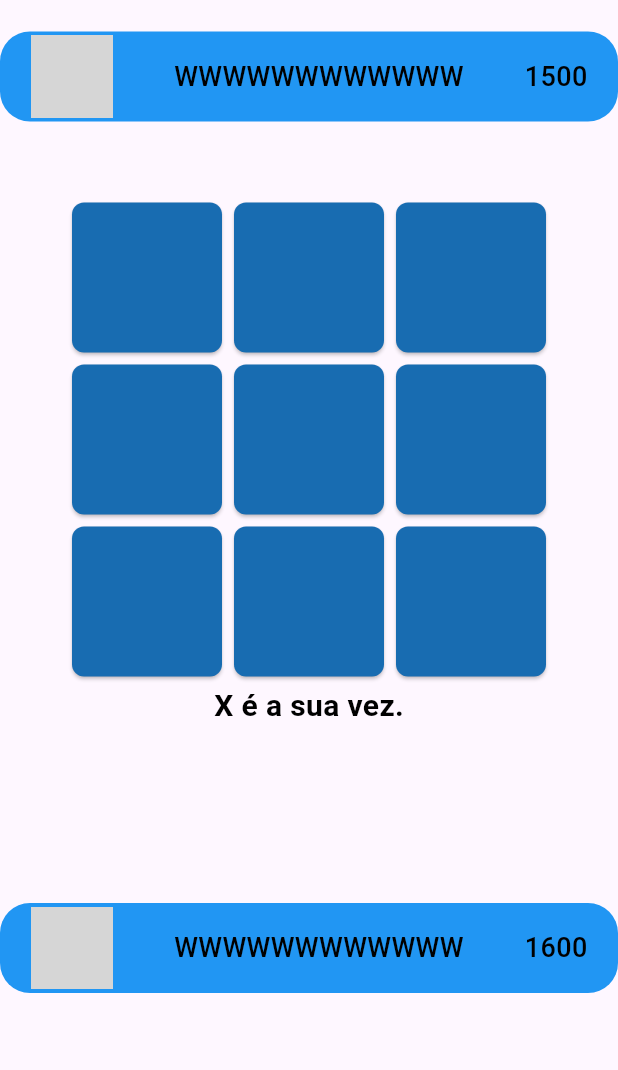
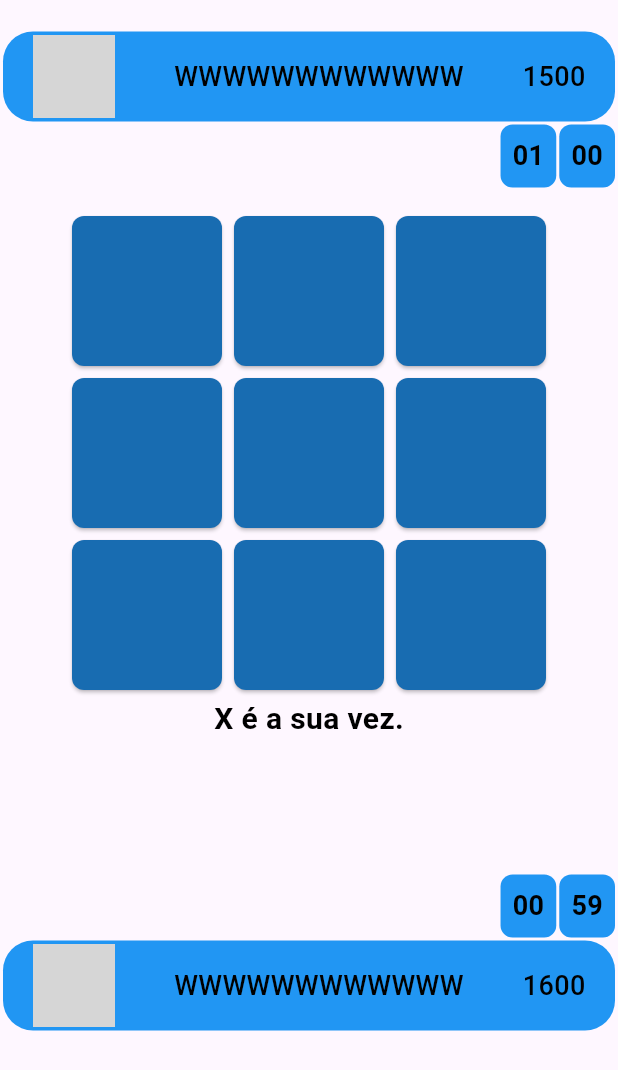
Before and after one commit to thiagocastro1721/jogo_da_velha_on_line, a Flutter app: the MyGame screen opened directly, after a tap on "Bora Jogar!", on a phone screen of 412 x 824 dp. Shown: the top 1070 px of the screen. Run offline on Flutter 3.47's test engine with Material 3 defaults, Android fonts, the phone set to English and light mode, and no system bars; our stand-ins replace flutter_spinkit, image_picker, vibration; Roboto replaces fonts that are missing (Poppins); grey boxes are pictures that could not be loaded.

Commit message:
Cronômetro e Marcador de Pontuação os jogadores.

```diff
--- a/lib/pages/my_game_page.dart
+++ b/lib/pages/my_game_page.dart
@@ -1,3 +1,4 @@
+import 'dart:async';
 import 'package:flutter/material.dart';
 import 'package:vibration/vibration.dart';
 import 'package:flutter_spinkit/flutter_spinkit.dart';
@@ -11,23 +12,48 @@ class MyGame extends StatefulWidget {
 class _MyGameState extends State<MyGame> {
   //Controlador de tela de Loading
   bool isLoading = false;
-  Icon iconCheck = Icon(Icons.check, color: Colors.green);
-  Icon iconClose = Icon(Icons.close, color: Colors.red);
-  List<Icon> marcadorDePontos = [];
+
+  List<Icon> marcadorDePontosP1 = [];
+  List<Icon> marcadorDePontosP2 = [];
+
+  Duration duration = Duration(minutes: 1);
+  Timer? timer;
+
+  Duration secondaryDuration = Duration(minutes: 1);
+  Timer? secondaryTimer;
+
+  Duration defaultDuration = Duration(seconds: 60);
+
+  bool isPaused = false;
+  bool isSecondaryPaused = false;
 
   Icon? iconeVitoria;
 
-  void incrementarIcone() {
+  void incrementarIconeP1() {
     setState(() {
       iconeVitoria = Icon(Icons.check, color: Colors.green);
-      marcadorDePontos.add(iconeVitoria!);
+      marcadorDePontosP1.add(iconeVitoria!);
     });
   }
 
-  void incrementarIconeDerrota() {
+  void incrementarIconeDerrotaP1() {
     setState(() {
       iconeVitoria = Icon(Icons.close, color: Colors.red);
-      marcadorDePontos.add(iconeVitoria!);
+      marcadorDePontosP1.add(iconeVitoria!);
+    });
+  }
+
+    void incrementarIconeP2() {
+    setState(() {
+      iconeVitoria = Icon(Icons.check, color: Colors.green);
+      marcadorDePontosP2.add(iconeVitoria!);
+    });
+  }
+
+  void incrementarIconeDerrotaP2() {
+    setState(() {
+      iconeVitoria = Icon(Icons.close, color: Colors.red);
+      marcadorDePontosP2.add(iconeVitoria!);
     });
   }
 
@@ -46,6 +72,84 @@ class _MyGameState extends State<MyGame> {
   String textoInformativo = '';
   bool jogoIniciado = false;
 
+  //@override
+  //void initState() {
+  //  super.initState();
+  //  startTimer();
+  //}
+
+  void addTime() {
+    final addSeconds = -1;
+    setState(() {
+      final seconds = duration.inSeconds + addSeconds;
+      duration = Duration(seconds: seconds);
+      // Adiciona a lógica para verificar se o tempo chegou a 00
+      if (duration.inSeconds == 0) {
+        textoInformativo = 'Tempo esgotado! Jogo encerrado.';
+        jogoIniciado = false;
+        timer?.cancel();
+      }
+    });
+  }
+
+  void addSecondaryTime() {
+    final addSeconds = -1;
+    setState(() {
+      final seconds = secondaryDuration.inSeconds + addSeconds;
+      secondaryDuration = Duration(seconds: seconds);
+
+      if (secondaryDuration.inSeconds == 0) {
+        // Lógica para o segundo cronômetro
+        textoInformativo = 'Tempo esgotado! Jogo encerrado.';
+        jogoIniciado = false;
+        secondaryTimer?.cancel();
+      }
+    });
+  }
+
+  void startTimer({Duration? duration}) {
+    timer = Timer.periodic(Duration(seconds: 1), (_) => addTime());
+    setState(() {
+      duration = Duration(seconds: 60);
+    });
+  }
+
+  void startSecondaryTimer({Duration? secondaryDuration}) {
+    secondaryTimer =
+        Timer.periodic(Duration(seconds: 1), (_) => addSecondaryTime());
+    setState(() {
+      secondaryDuration = Duration(seconds: 60);
+    });
+  }
+
+  void pauseGame() {
+    setState(() {
+      isPaused = true;
+      timer?.cancel();
+    });
+  }
+
+  void resumeGame() {
+    setState(() {
+      isPaused = false;
+      startTimer();
+    });
+  }
+
+  void pauseSecondaryGame() {
+    setState(() {
+      isSecondaryPaused = true;
+      secondaryTimer?.cancel();
+    });
+  }
+
+  void resumeSecondaryGame() {
+    setState(() {
+      isSecondaryPaused = false;
+      startSecondaryTimer();
+    });
+  }
+
   @override
   Widget build(BuildContext context) => isLoading
       ? const LoadingPage()
@@ -54,7 +158,7 @@ class _MyGameState extends State<MyGame> {
             children: [
               Padding(
                 padding: const EdgeInsets.only(
-                    top: 21, bottom: 50), // Adiciona padding superior de 21
+                    top: 21, bottom: 2, right: 2, left: 2), // Adiciona padding superior de 21
                 child: Container(
                   height: 60,
                   decoration: const BoxDecoration(
@@ -103,6 +207,17 @@ class _MyGameState extends State<MyGame> {
                       ),
                     ],
                   ),
+                ),
+              ),
+              Padding(
+                padding: const EdgeInsets.only(top: 0, bottom: 15, right: 2),
+                child: Row(
+                  //mainAxisAlignment: MainAxisAlignment.end,
+                  children: [
+                    ...marcadorDePontosP2,
+                    Spacer(),
+                    buildSecondaryTime(),
+                  ],
                 ),
               ),
               Column(
@@ -163,17 +278,28 @@ class _MyGameState extends State<MyGame> {
                   ),
                 ],
               ),
+              //Padding(
+              //  padding: const EdgeInsets.only(left:130),
+              //  child: Row(
+              //    children: [
+              //      buildTime(),
+              //    ],
+              //  ),
+              //),
               Padding(
-                padding: const EdgeInsets.only(top: 58, bottom: 0),
+                padding: const EdgeInsets.only(top: 30, bottom: 0, right: 2),
                 child: Row(
+                  //mainAxisAlignment: MainAxisAlignment.end,
                   children: [
-                    ...marcadorDePontos,
+                    ...marcadorDePontosP1,
+                    Spacer(),
+                    buildTime(),
                   ],
                 ),
               ),
               Padding(
                 padding: const EdgeInsets.only(
-                    top: 0, bottom: 21), // Adiciona padding inferior de 30
+                    top: 0, bottom: 0, right: 2, left: 2), // Adiciona padding inferior de 30
                 child: Container(
                   height: 60,
                   width: double.infinity,
@@ -282,6 +408,7 @@ class _MyGameState extends State<MyGame> {
             grade = List.generate(3, (i) => List.filled(3, ''));
             jogadorAtual = 'X';
             textoInformativo = '$jogadorAtual é a sua vez.';
+            startTimer();
           });
         },
         style: ElevatedButton.styleFrom(
@@ -307,20 +434,31 @@ class _MyGameState extends State<MyGame> {
       Vibration.vibrate();
       textoInformativo = '$jogadorAtual Venceu!';
       if (jogadorAtual == 'X') {
-        incrementarIcone();
+        incrementarIconeP1();
+        incrementarIconeDerrotaP2();
       } else {
-        incrementarIconeDerrota();
+        incrementarIconeP2();
+        incrementarIconeDerrotaP1();
       }
       jogoIniciado = false;
     } else if (existeVencedor == false && jogadas == 9) {
       textoInformativo = 'Empate! Deu Velha.';
       jogoIniciado = false;
-      incrementarIconeDerrota();
+      incrementarIconeDerrotaP1();
+      incrementarIconeDerrotaP2();
     } else {
       if (jogadorAtual == 'X') {
         jogadorAtual = 'O';
+        pauseGame();
+        if (jogadas == 1) {
+          startSecondaryTimer();
+        } else {
+          resumeSecondaryGame();
+        }
       } else {
         jogadorAtual = 'X';
+        resumeGame();
+        pauseSecondaryGame();
       }
       textoInformativo = '$jogadorAtual é sua vez.';
     }
@@ -380,6 +518,56 @@ class _MyGameState extends State<MyGame> {
 
     return venceu;
   }
+
+  Widget buildTime() {
+    // 9 --> 09 and 11 --> 11
+    String twoDigits(int n) => n.toString().padLeft(2, '0');
+    final minutes = twoDigits(duration.inMinutes.remainder(60));
+    final seconds = twoDigits(duration.inSeconds.remainder(60));
+
+    return  Padding(
+      padding: const EdgeInsets.only(left: 10, bottom: 2), // Adiciona padding inferior de 30
+      child: Row(
+        mainAxisAlignment: MainAxisAlignment.center,
+        children: [
+          buildTimeCard(time: minutes, header: 'MINUTES'),
+          const SizedBox(width: 2),
+          buildTimeCard(time: seconds, header: 'SECONDS'),
+        ],
+      ),
+    );
+  }
+
+  Widget buildSecondaryTime() {
+    // 9 --> 09 and 11 --> 11
+    String twoDigits(int n) => n.toString().padLeft(2, '0');
+    final minutes = twoDigits(secondaryDuration.inMinutes.remainder(60));
+    final seconds = twoDigits(secondaryDuration.inSeconds.remainder(60));
+
+    return Row(
+      mainAxisAlignment: MainAxisAlignment.center,
+      children: [
+        buildTimeCard(time: minutes, header: 'MINUTES'),
+        const SizedBox(width: 2),
+        buildTimeCard(time: seconds, header: 'SECONDS'),
+      ],
+    );
+  }
+
+  Widget buildTimeCard({required String time, required String header}) =>
+      Container(
+        padding: EdgeInsets.all(8),
+        decoration: BoxDecoration(
+            color: Colors.blue, borderRadius: BorderRadius.circular(8)),
+        child: Text(
+          time,
+          style: TextStyle(
+            fontWeight: FontWeight.bold,
+            color: Colors.black,
+            fontSize: 18,
+          ),
+        ),
+      );
 }
 
 class LoadingPage extends StatelessWidget {
```
